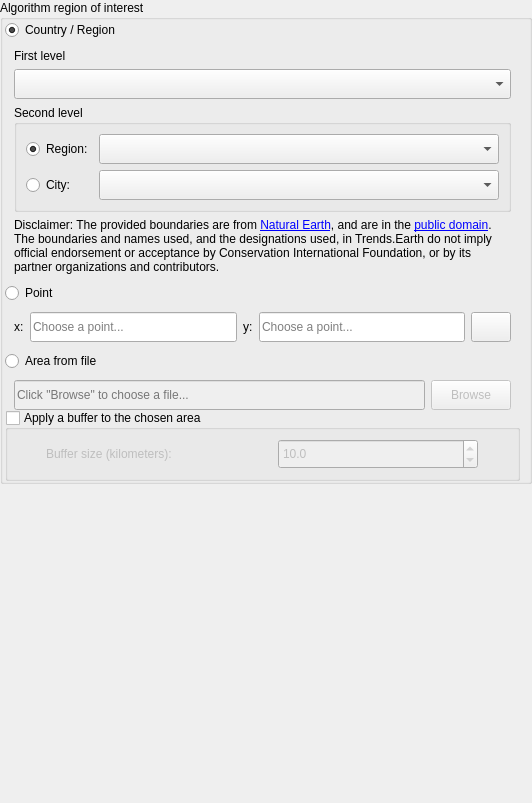
The window that LDMP/gui/WidgetSelectArea.ui (ConservationInternational/trends.earth) describes before a commit, drawn with Qt 5.
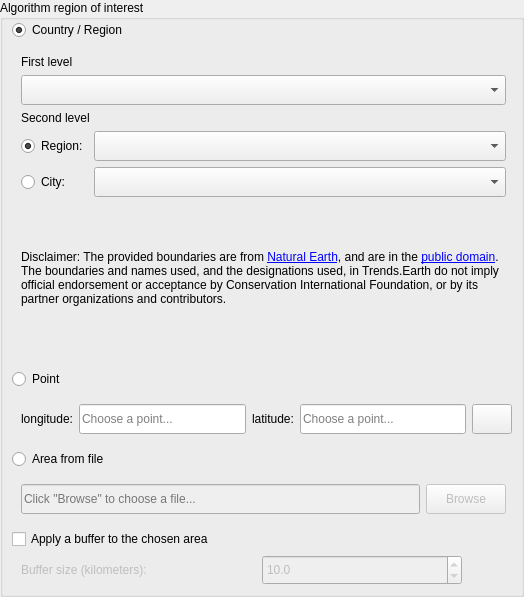
The same window after the commit. Custom widgets are drawn as their Qt base class.

Commit message: Address review comments with the following 1. Now using non-collapisble group boxes in the setting dialogue. 2. Fixed space issue in the scroll bar 3. Removed second level group box on country region and city settings 4. Update point labels and now storing points in ESPG:4326 crs 5. Fixed small space and removed group box in the buffer settings

What changed in the file:
```diff
--- a/LDMP/gui/WidgetSelectArea.ui
+++ b/LDMP/gui/WidgetSelectArea.ui
@@ -6,8 +6,8 @@
    <rect>
     <x>0</x>
     <y>0</y>
-    <width>532</width>
-    <height>803</height>
+    <width>524</width>
+    <height>597</height>
    </rect>
   </property>
   <property name="sizePolicy">
@@ -29,25 +29,37 @@
    <property name="rightMargin">
     <number>0</number>
    </property>
+   <property name="bottomMargin">
+    <number>0</number>
+   </property>
    <item>
-    <widget class="QgsCollapsibleGroupBox" name="mGroupBox">
+    <widget class="QGroupBox" name="area_groupbox">
+     <property name="sizePolicy">
+      <sizepolicy hsizetype="Expanding" vsizetype="Minimum">
+       <horstretch>0</horstretch>
+       <verstretch>0</verstretch>
+      </sizepolicy>
+     </property>
      <property name="title">
       <string>Algorithm region of interest</string>
      </property>
-     <layout class="QVBoxLayout" name="verticalLayout_2">
+     <layout class="QGridLayout" name="area_groupbox_gridLayout">
+      <property name="leftMargin">
+       <number>9</number>
+      </property>
+      <property name="topMargin">
+       <number>0</number>
+      </property>
+      <property name="rightMargin">
+       <number>0</number>
+      </property>
+      <property name="bottomMargin">
+       <number>9</number>
+      </property>
       <property name="spacing">
-       <number>0</number>
+       <number>6</number>
       </property>
-      <property name="leftMargin">
-       <number>2</number>
-      </property>
-      <property name="topMargin">
-       <number>0</number>
-      </property>
-      <property name="bottomMargin">
-       <number>0</number>
-      </property>
-      <item>
+      <item row="0" column="0">
        <widget class="QRadioButton" name="area_fromadmin">
         <property name="text">
          <string>Country / Region</string>
@@ -60,7 +72,17 @@
         </attribute>
        </widget>
       </item>
-      <item>
+      <item row="11" column="0">
+       <widget class="QRadioButton" name="area_frompoint">
+        <property name="text">
+         <string>Point</string>
+        </property>
+        <attribute name="buttonGroup">
+         <string notr="true">area_radio_buttonGroup</string>
+        </attribute>
+       </widget>
+      </item>
+      <item row="1" column="0">
        <widget class="QFrame" name="frame_country_region">
         <property name="frameShape">
          <enum>QFrame::NoFrame</enum>
@@ -68,7 +90,7 @@
         <property name="frameShadow">
          <enum>QFrame::Plain</enum>
         </property>
-        <layout class="QVBoxLayout" name="verticalLayout_4">
+        <layout class="QVBoxLayout" name="verticalLayout_2">
          <item>
           <widget class="QLabel" name="first_level_label">
            <property name="text">
@@ -93,21 +115,39 @@
           </widget>
          </item>
          <item>
-          <widget class="QGroupBox" name="groupBox_second_level">
-           <property name="sizePolicy">
-            <sizepolicy hsizetype="Expanding" vsizetype="Minimum">
-             <horstretch>0</horstretch>
-             <verstretch>0</verstretch>
-            </sizepolicy>
+          <widget class="QFrame" name="second_level">
+           <property name="frameShape">
+            <enum>QFrame::NoFrame</enum>
            </property>
-           <property name="title">
+           <property name="frameShadow">
+            <enum>QFrame::Raised</enum>
+           </property>
+           <layout class="QVBoxLayout" name="verticalLayout_3">
+            <property name="leftMargin">
+             <number>0</number>
+            </property>
+            <property name="topMargin">
+             <number>0</number>
+            </property>
+            <property name="rightMargin">
+             <number>0</number>
+            </property>
+            <property name="bottomMargin">
+             <number>0</number>
+            </property>
+            <item>
+             <widget class="QLabel" name="second_level_label">
+              <property name="text">
             <string>Second level</string>
            </property>
-           <layout class="QGridLayout" name="gridLayout_3">
-            <item row="3" column="1">
-             <widget class="QComboBox" name="secondLevel_city">
+             </widget>
+            </item>
+            <item>
+             <layout class="QGridLayout" name="gridLayout">
+              <item row="0" column="1">
+               <widget class="QComboBox" name="secondLevel_area_admin_1">
               <property name="sizePolicy">
-               <sizepolicy hsizetype="Preferred" vsizetype="Minimum">
+                 <sizepolicy hsizetype="Expanding" vsizetype="Fixed">
                 <horstretch>0</horstretch>
                 <verstretch>0</verstretch>
                </sizepolicy>
@@ -120,7 +160,7 @@
               </property>
              </widget>
             </item>
-            <item row="3" column="0">
+              <item row="1" column="0">
              <widget class="QRadioButton" name="radioButton_secondLevel_city">
               <property name="sizePolicy">
                <sizepolicy hsizetype="Minimum" vsizetype="Fixed">
@@ -139,7 +179,23 @@
               </property>
              </widget>
             </item>
-            <item row="2" column="0">
+              <item row="1" column="1">
+               <widget class="QComboBox" name="secondLevel_city">
+                <property name="sizePolicy">
+                 <sizepolicy hsizetype="Preferred" vsizetype="Minimum">
+                  <horstretch>0</horstretch>
+                  <verstretch>0</verstretch>
+                 </sizepolicy>
+                </property>
+                <property name="minimumSize">
+                 <size>
+                  <width>0</width>
+                  <height>30</height>
+                 </size>
+                </property>
+               </widget>
+              </item>
+              <item row="0" column="0">
              <widget class="QRadioButton" name="radioButton_secondLevel_region">
               <property name="sizePolicy">
                <sizepolicy hsizetype="Minimum" vsizetype="Fixed">
@@ -161,21 +217,7 @@
               </property>
              </widget>
             </item>
-            <item row="2" column="1">
-             <widget class="QComboBox" name="secondLevel_area_admin_1">
-              <property name="sizePolicy">
-               <sizepolicy hsizetype="Expanding" vsizetype="Fixed">
-                <horstretch>0</horstretch>
-                <verstretch>0</verstretch>
-               </sizepolicy>
-              </property>
-              <property name="minimumSize">
-               <size>
-                <width>0</width>
-                <height>30</height>
-               </size>
-              </property>
-             </widget>
+             </layout>
             </item>
            </layout>
           </widget>
@@ -202,121 +244,7 @@
         </layout>
        </widget>
       </item>
-      <item>
-       <widget class="QRadioButton" name="area_frompoint">
-        <property name="text">
-         <string>Point</string>
-        </property>
-        <attribute name="buttonGroup">
-         <string notr="true">area_radio_buttonGroup</string>
-        </attribute>
-       </widget>
-      </item>
-      <item>
-       <widget class="QFrame" name="frame_area_frompoint">
-        <property name="sizePolicy">
-         <sizepolicy hsizetype="Preferred" vsizetype="Fixed">
-          <horstretch>0</horstretch>
-          <verstretch>0</verstretch>
-         </sizepolicy>
-        </property>
-        <property name="frameShape">
-         <enum>QFrame::NoFrame</enum>
-        </property>
-        <property name="frameShadow">
-         <enum>QFrame::Plain</enum>
-        </property>
-        <layout class="QHBoxLayout" name="horizontalLayout_4">
-         <item>
-          <widget class="QLabel" name="area_frompoint_label_x">
-           <property name="font">
-            <font>
-             <weight>50</weight>
-             <bold>false</bold>
-            </font>
-           </property>
-           <property name="text">
-            <string>x:</string>
-           </property>
-          </widget>
-         </item>
-         <item>
-          <widget class="QLineEdit" name="area_frompoint_point_x">
-           <property name="sizePolicy">
-            <sizepolicy hsizetype="Expanding" vsizetype="Minimum">
-             <horstretch>0</horstretch>
-             <verstretch>0</verstretch>
-            </sizepolicy>
-           </property>
-           <property name="minimumSize">
-            <size>
-             <width>0</width>
-             <height>30</height>
-            </size>
-           </property>
-           <property name="inputMethodHints">
-            <set>Qt::ImhPreferNumbers</set>
-           </property>
-           <property name="placeholderText">
-            <string>Choose a point...</string>
-           </property>
-          </widget>
-         </item>
-         <item>
-          <widget class="QLabel" name="area_frompoint_label_y">
-           <property name="font">
-            <font>
-             <weight>50</weight>
-             <bold>false</bold>
-            </font>
-           </property>
-           <property name="text">
-            <string>y:</string>
-           </property>
-          </widget>
-         </item>
-         <item>
-          <widget class="QLineEdit" name="area_frompoint_point_y">
-           <property name="sizePolicy">
-            <sizepolicy hsizetype="Expanding" vsizetype="Minimum">
-             <horstretch>0</horstretch>
-             <verstretch>0</verstretch>
-            </sizepolicy>
-           </property>
-           <property name="minimumSize">
-            <size>
-             <width>0</width>
-             <height>30</height>
-            </size>
-           </property>
-           <property name="placeholderText">
-            <string>Choose a point...</string>
-           </property>
-          </widget>
-         </item>
-         <item>
-          <widget class="QPushButton" name="area_frompoint_choose_point">
-           <property name="sizePolicy">
-            <sizepolicy hsizetype="Minimum" vsizetype="Minimum">
-             <horstretch>0</horstretch>
-             <verstretch>0</verstretch>
-            </sizepolicy>
-           </property>
-           <property name="minimumSize">
-            <size>
-             <width>0</width>
-             <height>30</height>
-            </size>
-           </property>
-           <property name="text">
-            <string/>
-           </property>
-          </widget>
-         </item>
-        </layout>
-       </widget>
-      </item>
-      <item>
+      <item row="13" column="0">
        <widget class="QRadioButton" name="area_fromfile">
         <property name="text">
          <string>Area from file</string>
@@ -326,7 +254,14 @@
         </attribute>
        </widget>
       </item>
-      <item>
+      <item row="15" column="0">
+       <widget class="QCheckBox" name="checkbox_buffer">
+        <property name="text">
+         <string>Apply a buffer to the chosen area</string>
+        </property>
+       </widget>
+      </item>
+      <item row="14" column="0">
        <widget class="QFrame" name="frame_area_fromfile">
         <property name="frameShape">
          <enum>QFrame::NoFrame</enum>
@@ -335,9 +270,6 @@
          <enum>QFrame::Plain</enum>
         </property>
         <layout class="QHBoxLayout" name="horizontalLayout_3">
-         <property name="bottomMargin">
-          <number>0</number>
-         </property>
          <item>
           <widget class="QLineEdit" name="area_fromfile_file">
            <property name="enabled">
@@ -394,38 +326,115 @@
         </layout>
        </widget>
       </item>
+      <item row="12" column="0" colspan="2">
+       <widget class="QFrame" name="frame_area_frompoint">
+        <property name="sizePolicy">
+         <sizepolicy hsizetype="Preferred" vsizetype="Fixed">
+          <horstretch>0</horstretch>
+          <verstretch>0</verstretch>
+         </sizepolicy>
+        </property>
+        <property name="frameShape">
+         <enum>QFrame::NoFrame</enum>
+        </property>
+        <property name="frameShadow">
+         <enum>QFrame::Plain</enum>
+        </property>
+        <layout class="QHBoxLayout" name="horizontalLayout_4">
       <item>
-       <widget class="QGroupBox" name="groupBox_buffer">
+          <widget class="QLabel" name="area_frompoint_label_x">
+           <property name="font">
+            <font>
+             <weight>50</weight>
+             <bold>false</bold>
+            </font>
+           </property>
+           <property name="text">
+            <string>longitude:</string>
+           </property>
+          </widget>
+         </item>
+         <item>
+          <widget class="QLineEdit" name="area_frompoint_point_x">
         <property name="sizePolicy">
-         <sizepolicy hsizetype="Preferred" vsizetype="Minimum">
+            <sizepolicy hsizetype="Expanding" vsizetype="Minimum">
           <horstretch>0</horstretch>
           <verstretch>0</verstretch>
          </sizepolicy>
         </property>
-        <property name="title">
-         <string>Apply a buffer to the chosen area</string>
-        </property>
-        <property name="checkable">
-         <bool>true</bool>
-        </property>
-        <property name="checked">
-         <bool>false</bool>
-        </property>
-        <layout class="QGridLayout" name="gridLayout_2">
-         <property name="leftMargin">
-          <number>0</number>
-         </property>
-         <property name="topMargin">
-          <number>0</number>
-         </property>
-         <property name="rightMargin">
-          <number>0</number>
-         </property>
-         <property name="bottomMargin">
-          <number>0</number>
-         </property>
-         <item row="0" column="0">
+           <property name="minimumSize">
+            <size>
+             <width>0</width>
+             <height>30</height>
+            </size>
+           </property>
+           <property name="inputMethodHints">
+            <set>Qt::ImhPreferNumbers</set>
+           </property>
+           <property name="placeholderText">
+            <string>Choose a point...</string>
+           </property>
+          </widget>
+         </item>
+         <item>
+          <widget class="QLabel" name="area_frompoint_label_y">
+           <property name="font">
+            <font>
+             <weight>50</weight>
+             <bold>false</bold>
+            </font>
+           </property>
+           <property name="text">
+            <string>latitude:</string>
+           </property>
+          </widget>
+         </item>
+         <item>
+          <widget class="QLineEdit" name="area_frompoint_point_y">
+           <property name="sizePolicy">
+            <sizepolicy hsizetype="Expanding" vsizetype="Minimum">
+             <horstretch>0</horstretch>
+             <verstretch>0</verstretch>
+            </sizepolicy>
+           </property>
+           <property name="minimumSize">
+            <size>
+             <width>0</width>
+             <height>30</height>
+            </size>
+           </property>
+           <property name="placeholderText">
+            <string>Choose a point...</string>
+           </property>
+          </widget>
+         </item>
+         <item>
+          <widget class="QPushButton" name="area_frompoint_choose_point">
+           <property name="sizePolicy">
+            <sizepolicy hsizetype="Minimum" vsizetype="Minimum">
+             <horstretch>0</horstretch>
+             <verstretch>0</verstretch>
+            </sizepolicy>
+           </property>
+           <property name="minimumSize">
+            <size>
+             <width>0</width>
+             <height>30</height>
+            </size>
+           </property>
+           <property name="text">
+            <string/>
+           </property>
+          </widget>
+         </item>
+        </layout>
+       </widget>
+      </item>
+      <item row="16" column="0">
           <widget class="QFrame" name="frame">
+        <property name="enabled">
+         <bool>false</bool>
+        </property>
            <property name="maximumSize">
             <size>
              <width>450</width>
@@ -439,6 +448,18 @@
             <enum>QFrame::Plain</enum>
            </property>
            <layout class="QHBoxLayout" name="horizontalLayout">
+         <property name="leftMargin">
+          <number>9</number>
+         </property>
+         <property name="topMargin">
+          <number>0</number>
+         </property>
+         <property name="rightMargin">
+          <number>0</number>
+         </property>
+         <property name="bottomMargin">
+          <number>0</number>
+         </property>
             <item>
              <widget class="QLabel" name="label">
               <property name="sizePolicy">
@@ -506,30 +527,6 @@
       </item>
      </layout>
     </widget>
-   </item>
-   <item>
-    <spacer name="verticalSpacer_4">
-     <property name="orientation">
-      <enum>Qt::Vertical</enum>
-     </property>
-     <property name="sizeHint" stdset="0">
-      <size>
-       <width>20</width>
-       <height>0</height>
-      </size>
-     </property>
-    </spacer>
-   </item>
-  </layout>
- </widget>
- <customwidgets>
-  <customwidget>
-   <class>QgsCollapsibleGroupBox</class>
-   <extends>QGroupBox</extends>
-   <header>qgis.gui</header>
-   <container>1</container>
-  </customwidget>
- </customwidgets>
  <resources/>
  <connections/>
  <buttongroups>
```
Left out of the diff: 19 changed lines with no effect on the pictures. Lines whose indentation alone changed are shown as unchanged. The commit also changes 2 other files.
